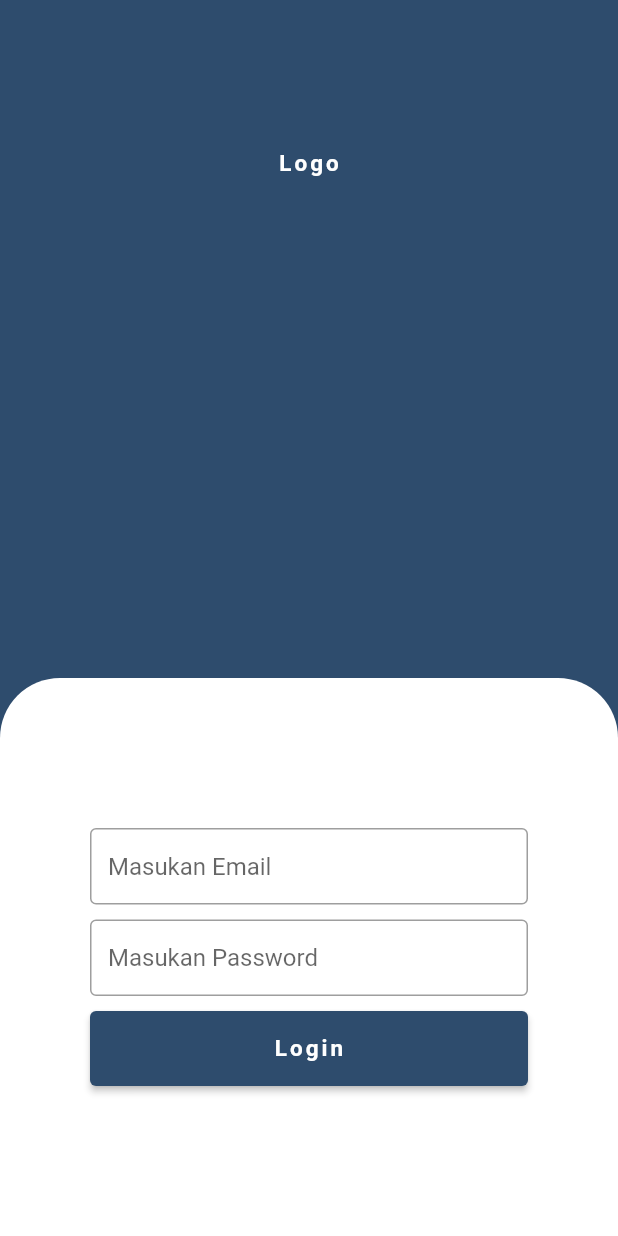
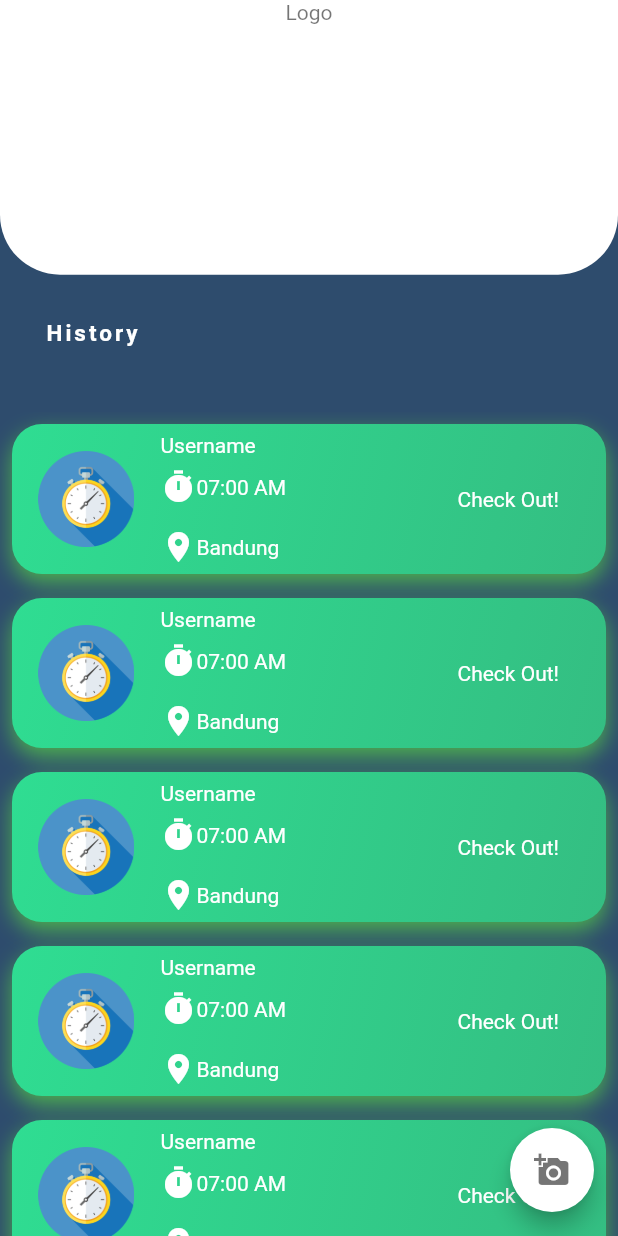
Before and after one commit to kurniawanharry/absensi, a Flutter app: the LoginScreen screen opened by its route, after a tap on "Login", on a phone screen of 412 x 824 dp. Run offline on Flutter 3.47's test engine with Material 2 defaults, Android fonts, the phone set to English and light mode, and no system bars.

Commit message:
third commit

```diff
--- a/lib/components/round_textfield.dart
+++ b/lib/components/round_textfield.dart
@@ -3,15 +3,18 @@ import 'package:flutter/material.dart';
 import '../constants.dart';
 
 class RoundTextField extends StatelessWidget {
-  RoundTextField(
-      {this.hintText,
-      this.inputType,
-      this.outputValue,
-      this.secureText = false});
+  RoundTextField({
+    this.hintText,
+    this.inputType,
+    this.outputValue,
+    this.secureText = false,
+    this.iconButton,
+  });
   final TextInputType inputType;
   final Function outputValue;
   final bool secureText;
   final String hintText;
+  final Widget iconButton;
   @override
   Widget build(BuildContext context) {
     return TextField(
@@ -23,6 +26,7 @@ class RoundTextField extends StatelessWidget {
       ),
       decoration: kTextFieldDecoration.copyWith(
         hintText: hintText,
+        prefixIcon: iconButton,
       ),
     );
   }
--- a/lib/constants.dart
+++ b/lib/constants.dart
@@ -1,4 +1,6 @@
 import 'package:flutter/material.dart';
+
+const kColorMain = Color(0xFF2E4C6D);
 
 const kSendButtonTextStyle = TextStyle(
   color: Colors.white,
@@ -30,3 +32,8 @@ const kTextFieldDecoration = InputDecoration(
   //   //borderRadius: BorderRadius.all(Radius.circular(20.0)),
   // ),
 );
+
+class GradientColors {
+  static List<Color> checkIn = [Color(0xFF2FDD92), Color(0xFf34BE82)];
+  static List<Color> checkOut = [Colors.pink, Colors.red];
+}
--- a/lib/main.dart
+++ b/lib/main.dart
@@ -1,3 +1,4 @@
+import 'package:absensi/screens/home_screen.dart';
 import 'package:absensi/screens/login_screen.dart';
 import 'package:absensi/screens/registration_screen.dart';
 import 'package:flutter/material.dart';
@@ -14,6 +15,7 @@ class Absen extends StatelessWidget {
         WelcomeScreen.id: (context) => WelcomeScreen(),
         LoginScreen.id: (context) => LoginScreen(),
         RegistrationScreen.id: (context) => RegistrationScreen(),
+        HomeScreen.id: (context) => HomeScreen(),
       },
     );
   }
--- a/lib/screens/home_screen.dart
+++ b/lib/screens/home_screen.dart
@@ -0,0 +1,69 @@
+import 'package:absensi/components/round_button.dart';
+import 'package:absensi/components/round_textfield.dart';
+import 'package:absensi/constants.dart';
+import 'package:absensi/widgets/list_view_user.dart';
+import 'package:flutter/material.dart';
+
+class HomeScreen extends StatefulWidget {
+  static const String id = "/home_screen";
+
+  @override
+  _HomeScreenState createState() => _HomeScreenState();
+}
+
+class _HomeScreenState extends State<HomeScreen> {
+  @override
+  Widget build(BuildContext context) {
+    return Scaffold(
+      backgroundColor: kColorMain,
+      floatingActionButton: FloatingActionButton(
+        backgroundColor: Colors.white,
+        child: Icon(
+          Icons.add_a_photo,
+          color: Colors.black54,
+        ),
+        onPressed: () {},
+      ),
+      body: Column(
+        crossAxisAlignment: CrossAxisAlignment.stretch,
+        children: <Widget>[
+          Expanded(
+            flex: 2,
+            child: Container(
+              decoration: kContainerDecoration.copyWith(
+                borderRadius: BorderRadius.only(
+                  bottomLeft: Radius.circular(40.0),
+                  bottomRight: Radius.circular(40.0),
+                ),
+              ),
+              child: Column(
+                children: <Widget>[
+                  Text(
+                    'Logo',
+                    style: TextStyle(color: Colors.black54),
+                  ),
+                ],
+              ),
+            ),
+          ),
+          Expanded(
+            flex: 1,
+            child: Padding(
+                padding: EdgeInsets.fromLTRB(30, 30, 30, 30),
+                child: Text(
+                  'History',
+                  style: kSendButtonTextStyle,
+                )),
+          ),
+          Expanded(
+            flex: 6,
+            child: Container(
+              //padding: EdgeInsets.all(10),
+              child: ListViewUser(),
+            ),
+          ),
+        ],
+      ),
+    );
+  }
+}
--- a/lib/screens/login_screen.dart
+++ b/lib/screens/login_screen.dart
@@ -1,4 +1,5 @@
 import 'package:absensi/components/round_textfield.dart';
+import 'package:absensi/screens/home_screen.dart';
 import 'package:flutter/material.dart';
 import 'package:absensi/constants.dart';
 import 'package:absensi/components/round_button.dart';
@@ -21,20 +22,17 @@ class _LoginScreenState extends State<LoginScreen> {
           Expanded(
             flex: 4,
             child: Container(
-              padding: EdgeInsets.all(100.0),
-              child: Column(
-                children: <Widget>[
-                  Text(
-                    'Logo',
-                    style: kSendButtonTextStyle,
+              padding: EdgeInsets.all(10.0),
+              child: Center(
+                child: Image(
+                  image: AssetImage(
+                    'assets/logo.png',
                   ),
-                ],
+                ),
               ),
             ),
           ),
           SingleChildScrollView(
-            child: Expanded(
-              flex: 6,
             child: Container(
               decoration: kContainerDecoration,
               padding: EdgeInsets.only(
@@ -45,6 +43,7 @@ class _LoginScreenState extends State<LoginScreen> {
                   RoundTextField(
                     hintText: 'Masukan Email',
                     inputType: TextInputType.emailAddress,
+                    iconButton: Icon(Icons.email),
                     outputValue: (value) {},
                   ),
                   SizedBox(
@@ -53,6 +52,7 @@ class _LoginScreenState extends State<LoginScreen> {
                   RoundTextField(
                     hintText: 'Masukan Password',
                     secureText: true,
+                    iconButton: Icon(Icons.lock),
                     outputValue: (value) {},
                   ),
                   SizedBox(
@@ -62,11 +62,10 @@ class _LoginScreenState extends State<LoginScreen> {
                     titleButton: 'Login',
                     colorButton: Color(0xFF2E4C6D),
                     pressedButton: () {
-                        //Navigator.pushNamed(context, LoginScreen.id);
+                      Navigator.pushNamed(context, HomeScreen.id);
                     },
                   ),
                 ],
-                ),
               ),
             ),
           ),
--- a/lib/screens/registration_screen.dart
+++ b/lib/screens/registration_screen.dart
@@ -20,20 +20,17 @@ class _RegistrationScreenState extends State<RegistrationScreen> {
           Expanded(
             flex: 4,
             child: Container(
-              padding: EdgeInsets.all(100.0),
-              child: Column(
-                children: <Widget>[
-                  Text(
-                    'Logo',
-                    style: kSendButtonTextStyle,
+              padding: EdgeInsets.all(10.0),
+              child: Center(
+                child: Image(
+                  image: AssetImage(
+                    'assets/logo.png',
                   ),
-                ],
+                ),
               ),
             ),
           ),
           SingleChildScrollView(
-            child: Expanded(
-              flex: 6,
             child: Container(
               decoration: kContainerDecoration,
               padding: EdgeInsets.only(
@@ -44,6 +41,7 @@ class _RegistrationScreenState extends State<RegistrationScreen> {
                   RoundTextField(
                     hintText: 'Masukan Email',
                     inputType: TextInputType.emailAddress,
+                    iconButton: Icon(Icons.email),
                     outputValue: (value) {},
                   ),
                   SizedBox(
@@ -52,6 +50,7 @@ class _RegistrationScreenState extends State<RegistrationScreen> {
                   RoundTextField(
                     hintText: 'Masukan Password',
                     secureText: true,
+                    iconButton: Icon(Icons.lock),
                     outputValue: (value) {},
                   ),
                   SizedBox(
@@ -68,7 +67,6 @@ class _RegistrationScreenState extends State<RegistrationScreen> {
               ),
             ),
           ),
-          ),
         ],
       ),
     );
--- a/lib/screens/welcome_screen.dart
+++ b/lib/screens/welcome_screen.dart
@@ -21,14 +21,13 @@ class _WelcomeScreenState extends State<WelcomeScreen> {
           Expanded(
             flex: 6,
             child: Container(
-              padding: EdgeInsets.all(80.0),
-              child: Column(
-                children: <Widget>[
-                  Text(
-                    'Logo',
-                    style: kSendButtonTextStyle,
+              padding: EdgeInsets.all(10.0),
+              child: Center(
+                child: Image(
+                  image: AssetImage(
+                    'assets/logo.png',
                   ),
-                ],
+                ),
               ),
             ),
           ),
--- /dev/null
+++ b/lib/widgets/list_user_tile.dart
@@ -0,0 +1,102 @@
+import 'package:absensi/constants.dart';
+import 'package:flutter/material.dart';
+
+class ListUserTile extends StatelessWidget {
+  ListUserTile({this.userName, this.checkTime, this.userLocation});
+
+  final String userName;
+  final String checkTime;
+  final String userLocation;
+
+  @override
+  Widget build(BuildContext context) {
+    return Stack(
+      children: [
+        Container(
+          height: 100,
+          decoration: BoxDecoration(
+            borderRadius: BorderRadius.circular(20),
+            gradient: LinearGradient(
+              colors: GradientColors.checkIn,
+              begin: Alignment.topLeft,
+              end: Alignment.bottomRight,
+            ),
+            boxShadow: [
+              BoxShadow(
+                color: Colors.green ?? Colors.red,
+                blurRadius: 12,
+                offset: Offset(0, 6),
+              ),
+            ],
+          ),
+        ),
+        Positioned.fill(
+          child: Row(
+            children: [
+              Expanded(
+                flex: 2,
+                child: Image.asset(
+                  'assets/time.png',
+                  height: 64,
+                  width: 64,
+                ),
+              ),
+              Expanded(
+                flex: 4,
+                child: Column(
+                  mainAxisSize: MainAxisSize.min,
+                  crossAxisAlignment: CrossAxisAlignment.start,
+                  children: [
+                    Text(
+                      userName,
+                      style: TextStyle(color: Colors.white),
+                    ),
+                    SizedBox(
+                      height: 8,
+                    ),
+                    Row(
+                      children: [
+                        Icon(
+                          Icons.timer,
+                          color: Colors.white,
+                        ),
+                        Text(
+                          checkTime,
+                          style: TextStyle(color: Colors.white),
+                        ),
+                      ],
+                    ),
+                    SizedBox(
+                      height: 16,
+                    ),
+                    Row(
+                      children: [
+                        Icon(
+                          Icons.location_on,
+                          color: Colors.white,
+                        ),
+                        Flexible(
+                          child: Text(
+                            userLocation,
+                            style: TextStyle(color: Colors.white),
+                          ),
+                        ),
+                      ],
+                    ),
+                  ],
+                ),
+              ),
+              Expanded(
+                flex: 2,
+                child: Text(
+                  'Check Out!',
+                  style: TextStyle(color: Colors.white),
+                ),
+              ),
+            ],
+          ),
+        ),
+      ],
+    );
+  }
+}
--- /dev/null
+++ b/lib/widgets/list_view_user.dart
@@ -0,0 +1,25 @@
+import 'package:flutter/material.dart';
+
+import 'list_user_tile.dart';
+
+class ListViewUser extends StatelessWidget {
+  List<String> num = ['A', 'B', 'C', 'D', 'E'];
+
+  @override
+  Widget build(BuildContext context) {
+    return ListView.builder(
+        itemCount: num.length,
+        itemBuilder: (context, index) {
+          return Center(
+            child: Padding(
+              padding: EdgeInsets.all(8.0),
+              child: ListUserTile(
+                userName: 'Username',
+                checkTime: '07:00 AM',
+                userLocation: 'Bandung',
+              ),
+            ),
+          );
+        });
+  }
+}
```
Also changed, not shown: pubspec.yaml (+3 -6 lines), assets/add240.png (added), assets/add48.png (added), assets/logo.png (added), assets/time.png (added). Lines whose indentation alone changed are shown as unchanged.
